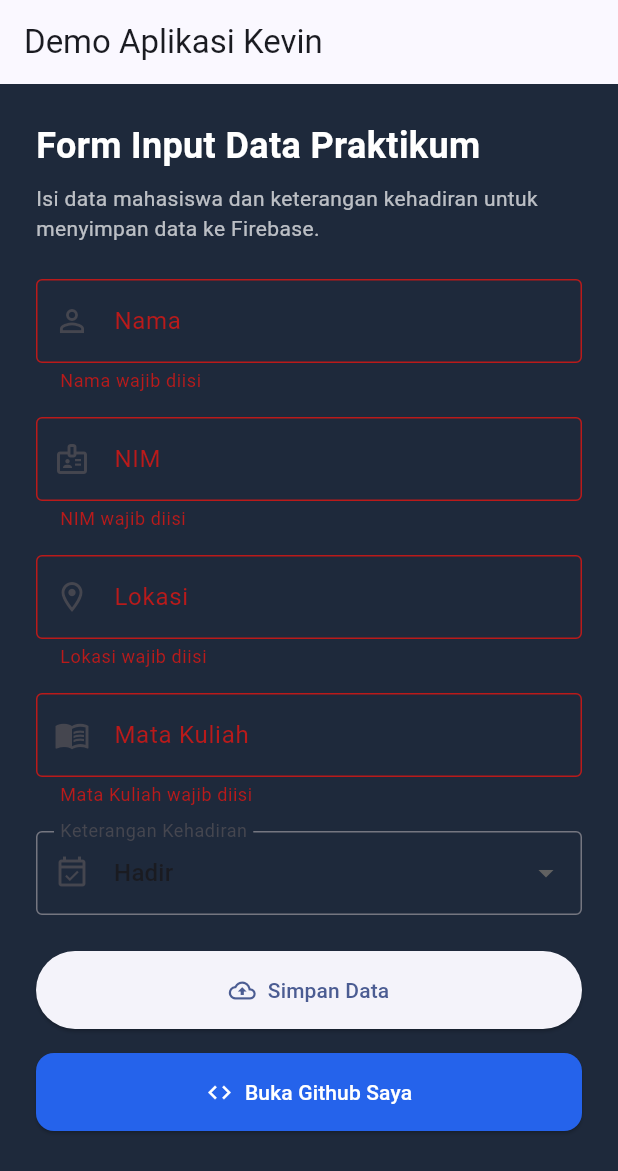
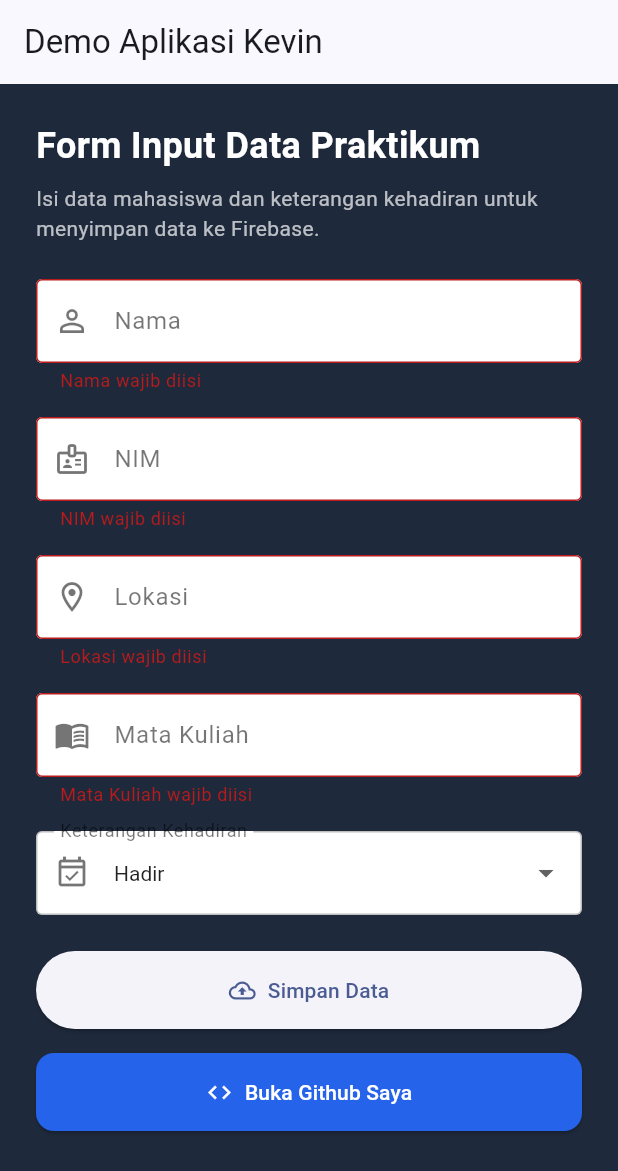
Before and after one commit to kvinn-dev/kevin-yulian-pamungkas_kelompok-4_kh001, a Flutter app: the screen it shows after launch, after a tap on "Simpan Data", on a phone screen of 412 x 824 dp. Shown: the top 1171 px of the screen. Run offline on Flutter 3.47's test engine with Material 3 defaults, Android fonts, the phone set to English and light mode, and no system bars; our stand-ins replace cloud_firestore, firebase_core; accounts and stored records are empty.

Commit message:
update warna pada field kolom data dan dropdown

```diff
--- a/lib/main.dart
+++ b/lib/main.dart
@@ -131,10 +131,20 @@ class _HomePageState extends State<HomePage> {
       controller: controller,
       keyboardType: keyboardType,
       textInputAction: TextInputAction.next,
+      style: const TextStyle(color: Colors.black87), // teks yang diketik
       decoration: InputDecoration(
         labelText: label,
-        prefixIcon: Icon(icon),
+        labelStyle: const TextStyle(color: Colors.black54),
+        prefixIcon: Icon(icon, color: Colors.black54),
+        filled: true,
+        fillColor: Colors.white, // <-- background field jadi terang
         border: const OutlineInputBorder(),
+        enabledBorder: const OutlineInputBorder(
+          borderSide: BorderSide(color: Colors.black26),
+        ),
+        focusedBorder: const OutlineInputBorder(
+          borderSide: BorderSide(color: AppColors.primary, width: 2),
+        ),
       ),
       validator: (value) {
         if (value == null || value.trim().isEmpty) {
@@ -214,10 +224,28 @@ class _HomePageState extends State<HomePage> {
 
                 DropdownButtonFormField<String>(
                   initialValue: _statusKehadiran,
+                  dropdownColor:
+                      Colors.white, // <-- penting! biar menu dropdown ga gelap
+                  style: const TextStyle(color: Colors.black87),
                   decoration: const InputDecoration(
                     labelText: 'Keterangan Kehadiran',
-                    prefixIcon: Icon(Icons.event_available_outlined),
+                    labelStyle: TextStyle(color: Colors.black54),
+                    prefixIcon: Icon(
+                      Icons.event_available_outlined,
+                      color: Colors.black54,
+                    ),
+                    filled: true,
+                    fillColor: Colors.white,
                     border: OutlineInputBorder(),
+                    enabledBorder: OutlineInputBorder(
+                      borderSide: BorderSide(color: Colors.black26),
+                    ),
+                    focusedBorder: OutlineInputBorder(
+                      borderSide: BorderSide(
+                        color: AppColors.primary,
+                        width: 2,
+                      ),
+                    ),
                   ),
                   items: const [
                     DropdownMenuItem(value: 'Hadir', child: Text('Hadir')),
@@ -228,12 +256,6 @@ class _HomePageState extends State<HomePage> {
                     setState(() {
                       _statusKehadiran = value;
                     });
-                  },
-                  validator: (value) {
-                    if (value == null || value.isEmpty) {
-                      return 'Keterangan kehadiran wajib dipilih';
-                    }
-                    return null;
                   },
                 ),
 
```
Also changed, not shown: 3 other files.
